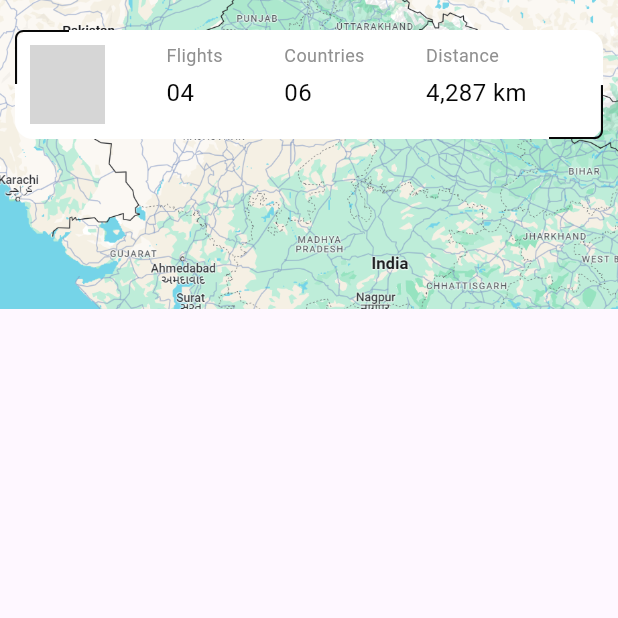
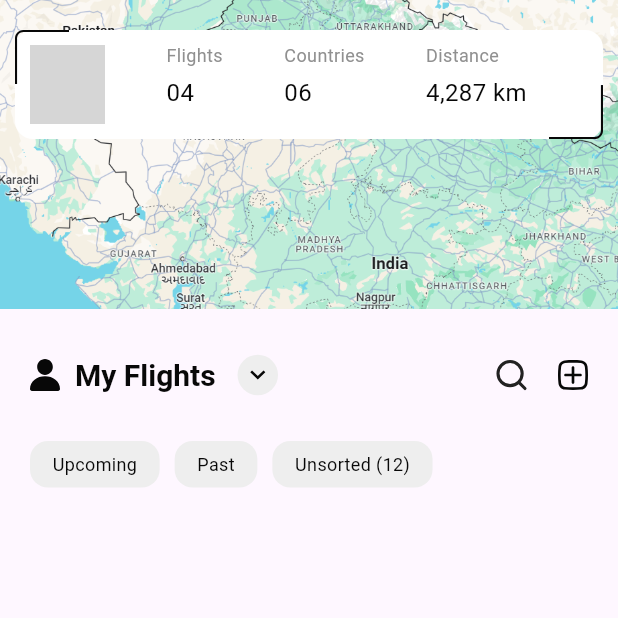
Before and after one commit to AdityaMotale/flight_booking_app_ui_demo, a Flutter app: the screen it shows after launch, on a phone screen of 412 x 824 dp, the top half of it. Run offline on Flutter 3.47's test engine with Material 3 defaults, Android fonts, the phone set to English and light mode, and no system bars; our stand-ins replace flutter_svg; missing offline and left inert: ecko; network calls fail; Roboto replaces fonts that are missing (UberMove); grey boxes are pictures that could not be loaded.

Commit message:
completed users flight widget in profile view

```diff
--- a/lib/views/Profile/profile.view.dart
+++ b/lib/views/Profile/profile.view.dart
@@ -1,6 +1,7 @@
 import 'package:flutter/material.dart';
 
 import 'widgets/header_card.widgets.profile.dart';
+import 'widgets/users_flights.widget.profile.dart';
 
 class ProfileView extends StatelessWidget {
   const ProfileView({Key? key}) : super(key: key);
@@ -13,6 +14,18 @@ class ProfileView extends StatelessWidget {
           child: Column(
             children: [
               HeaderCardWidgetProfile(),
+              Padding(
+                padding: EdgeInsets.symmetric(horizontal: 20, vertical: 20),
+                child: Column(
+                  crossAxisAlignment: CrossAxisAlignment.start,
+                  children: [
+                    UsersFlightsWidgetProfile(),
+                    SizedBox(height: 20),
+
+                    SizedBox(height: 20),
+                  ],
+                ),
+              ),
             ],
           ),
         ),
--- /dev/null
+++ b/lib/views/Profile/widgets/users_flights.widget.profile.dart
@@ -0,0 +1,144 @@
+import 'package:flutter/material.dart';
+import 'package:flutter_svg/flutter_svg.dart';
+
+import '../../../design/design_colors.dart';
+
+class UsersFlightsWidgetProfile extends StatelessWidget {
+  const UsersFlightsWidgetProfile({Key? key}) : super(key: key);
+
+  @override
+  Widget build(BuildContext context) {
+    return Column(
+      crossAxisAlignment: CrossAxisAlignment.start,
+      children: [
+        Row(
+          children: [
+            DropdownButton<String>(
+              value: "My Flights",
+              icon: Container(
+                padding: const EdgeInsets.all(10),
+                decoration: const BoxDecoration(
+                  shape: BoxShape.circle,
+                  color: UDesignColors.border,
+                ),
+                child: Center(
+                  child:
+                      SvgPicture.asset("assets/icons/angle_down_icon_dark.svg"),
+                ),
+              ),
+              underline: const SizedBox(),
+              style: const TextStyle(
+                fontSize: 26,
+                fontWeight: FontWeight.w600,
+                height: 1.25,
+                color: UDesignColors.primary,
+              ),
+              items: [
+                DropdownMenuItem(
+                  value: "My Flights",
+                  child: Row(
+                    children: [
+                      Container(
+                        margin: const EdgeInsets.only(right: 10),
+                        child: SvgPicture.asset(
+                          "assets/icons/user_icon_dark.svg",
+                          width: 20,
+                        ),
+                      ),
+                      const Text(
+                        "My Flights",
+                        style: TextStyle(
+                          fontSize: 20,
+                          fontWeight: FontWeight.w600,
+                          height: 1.25,
+                          color: UDesignColors.primary,
+                        ),
+                      ),
+                    ],
+                  ),
+                ),
+                const DropdownMenuItem(
+                  value: "Friend’s  flights",
+                  child: Row(
+                    children: [
+                      Text(
+                        "Friend’s  flights",
+                        style: TextStyle(
+                          fontSize: 20,
+                          fontWeight: FontWeight.w600,
+                          height: 1.25,
+                          color: UDesignColors.primary,
+                        ),
+                      ),
+                    ],
+                  ),
+                ),
+              ],
+              onChanged: (_) {},
+            ),
+            const Expanded(child: SizedBox()),
+            SizedBox(
+              child: SvgPicture.asset("assets/icons/search_icon_dark.svg"),
+            ),
+            const SizedBox(width: 20),
+            SizedBox(
+              child: SvgPicture.asset("assets/icons/add_icon_dark.svg"),
+            ),
+          ],
+        ),
+        const SizedBox(height: 20),
+        Row(
+          children: [
+            Container(
+              padding: const EdgeInsets.symmetric(vertical: 8, horizontal: 15),
+              decoration: BoxDecoration(
+                borderRadius: BorderRadius.circular(12),
+                color: UDesignColors.border,
+              ),
+              child: const Text(
+                "Upcoming",
+                style: TextStyle(
+                  fontSize: 12,
+                  height: 1.25,
+                  color: UDesignColors.primary,
+                ),
+              ),
+            ),
+            const SizedBox(width: 10),
+            Container(
+              padding: const EdgeInsets.symmetric(vertical: 8, horizontal: 15),
+              decoration: BoxDecoration(
+                borderRadius: BorderRadius.circular(12),
+                color: UDesignColors.border,
+              ),
+              child: const Text(
+                "Past",
+                style: TextStyle(
+                  fontSize: 12,
+                  height: 1.25,
+                  color: UDesignColors.primary,
+                ),
+              ),
+            ),
+            const SizedBox(width: 10),
+            Container(
+              padding: const EdgeInsets.symmetric(vertical: 8, horizontal: 15),
+              decoration: BoxDecoration(
+                borderRadius: BorderRadius.circular(12),
+                color: UDesignColors.border,
+              ),
+              child: const Text(
+                "Unsorted (12)",
+                style: TextStyle(
+                  fontSize: 12,
+                  height: 1.25,
+                  color: UDesignColors.primary,
+                ),
+              ),
+            ),
+          ],
+        )
+      ],
+    );
+  }
+}
```
Also changed, not shown: assets/icons/add_icon_dark.svg (added), assets/icons/indigo_logo.svg (added), assets/icons/menu_icon_dark.svg (added), assets/icons/search_icon_dark.svg (added), assets/icons/user_icon_dark.svg (added), assets/icons/users_icon_dark.svg (added).
